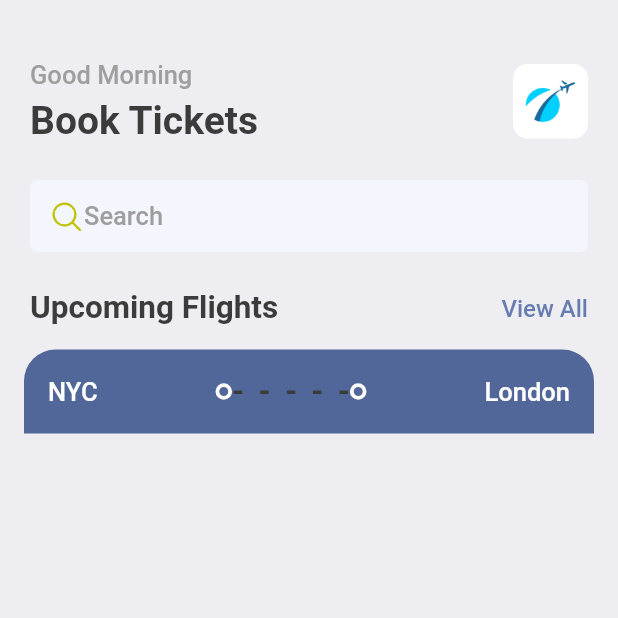
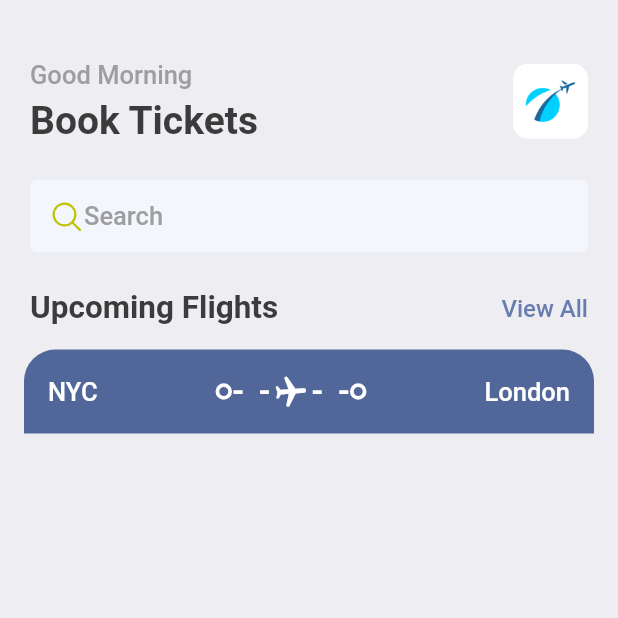
Before and after one commit to harshjainsk/ticket-booking-app, a Flutter app: the screen it shows after launch, on a phone screen of 412 x 824 dp, the top half of it. Run offline on Flutter 3.47's test engine with Material 2 defaults, Android fonts, the phone set to English and light mode, and no system bars; our stand-ins replace fluentui_icons, gap.

Commit message:
added airplane icon in design

```diff
--- a/lib/screens/ticket_view.dart
+++ b/lib/screens/ticket_view.dart
@@ -31,16 +31,29 @@ class TicketView extends StatelessWidget {
                       Text('NYC', style: Styles.headLineStyle3.copyWith(color: Colors.white),),
                       Expanded(child: Container()),
                       ThickCircularContainer(),
-                      Expanded(child: SizedBox(
-                          height: 24,
-                          child: Flex(
-                            direction: Axis.horizontal,
-                            mainAxisAlignment: MainAxisAlignment.spaceBetween,
-                            children: List.generate(5, (index) => Text('-', style: Styles.headLineStyle2,))
-                            ,
+                      Expanded(
+                        child: Stack(
+                          children: [
+                            SizedBox(
+                            height: 24,
+                            child: Flex(
+                              direction: Axis.horizontal,
+                              mainAxisAlignment: MainAxisAlignment.spaceBetween,
+                              children: List.generate(5, (index) => Text('-', style: Styles.headLineStyle2.copyWith(color: Colors.white),))
+                              ,
+                            ),
                           ),
+                            Center(
+                              child: Transform.rotate(angle:1.5,
+                                  child:Icon(Icons.local_airport_rounded,
+                                    color: Colors.white,)
+                              ),
+                            ),
+
+                          ],
                         ),
                       ),
+
                       ThickCircularContainer(),
                       Expanded(child: Container()),
                       Text('London', style: Styles.headLineStyle3.copyWith(color: Colors.white),),
```
